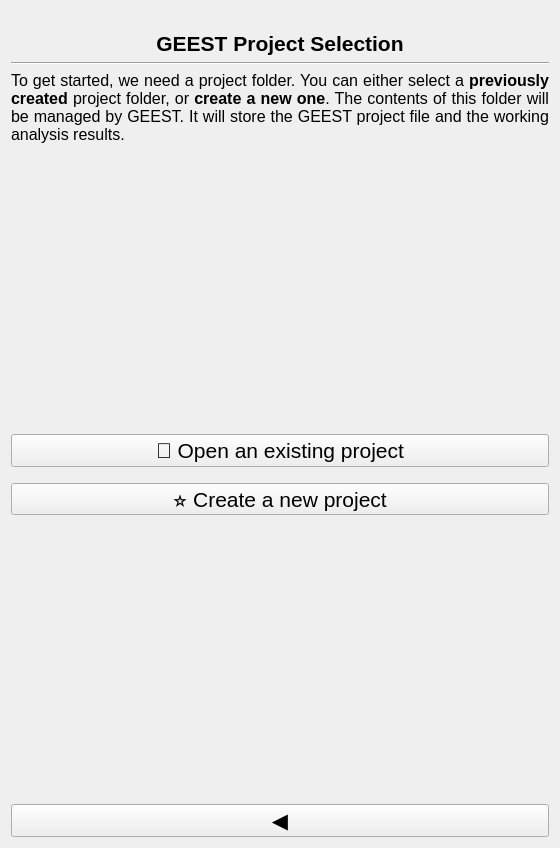
This is geest/ui/setup_panel_base.ui in worldbank/GEEST as Qt 5 draws it before an edit. The edited form follows.
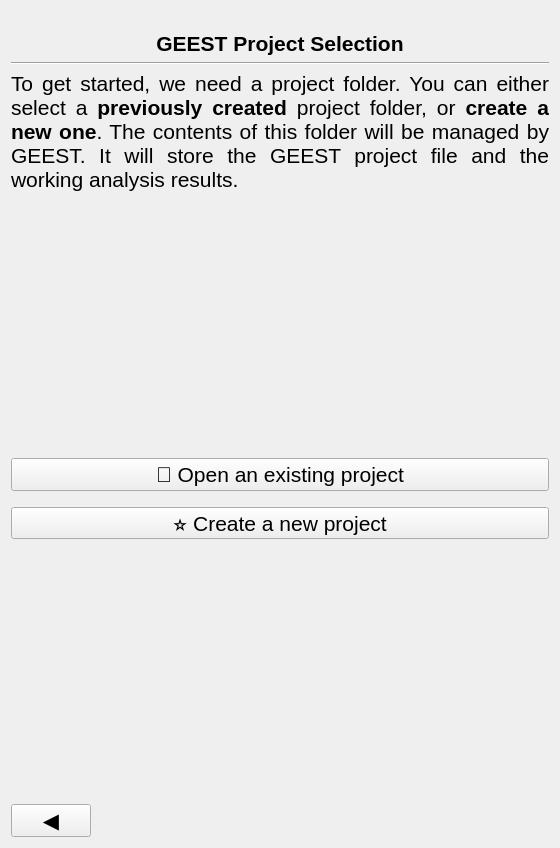
This is the edited form. Icons and pictures are not drawn.

Commit message:
Add Kartoza Logo on about tab Fixes When CRS checkbox is disabled, include a message indicating why #662 Fixes Fix styling #669 Fixes Sometimes switching between opening an existing project folder and the next setup doesn’t work #661
Fixes #660

Diff of the .ui file:
```diff
--- a/geest/ui/setup_panel_base.ui
+++ b/geest/ui/setup_panel_base.ui
@@ -58,7 +58,7 @@
       </font>
      </property>
      <property name="text">
-      <string>&lt;html&gt;&lt;head/&gt;&lt;body&gt;&lt;p&gt;&lt;span style=&quot; font-size:12pt;&quot;&gt;To get started, we need a project folder. You can either select a &lt;/span&gt;&lt;span style=&quot; font-size:12pt; font-weight:600;&quot;&gt;previously created&lt;/span&gt;&lt;span style=&quot; font-size:12pt;&quot;&gt; project folder, or &lt;/span&gt;&lt;span style=&quot; font-size:12pt; font-weight:600;&quot;&gt;create a new one&lt;/span&gt;&lt;span style=&quot; font-size:12pt;&quot;&gt;. The contents of this folder will be managed by GEEST. It will store the GEEST project file and the working analysis results.&lt;/span&gt;&lt;/p&gt;&lt;/body&gt;&lt;/html&gt;</string>
+      <string>&lt;html&gt;&lt;head/&gt;&lt;body&gt;&lt;p&gt;To get started, we need a project folder. You can either select a &lt;span style=&quot; font-weight:600;&quot;&gt;previously created&lt;/span&gt; project folder, or &lt;span style=&quot; font-weight:600;&quot;&gt;create a new one&lt;/span&gt;. The contents of this folder will be managed by GEEST. It will store the GEEST project file and the working analysis results.&lt;/p&gt;&lt;/body&gt;&lt;/html&gt;</string>
      </property>
      <property name="alignment">
       <set>Qt::AlignJustify|Qt::AlignTop</set>
@@ -172,6 +172,19 @@
        </property>
       </widget>
      </item>
+     <item>
+      <spacer name="horizontalSpacer">
+       <property name="orientation">
+        <enum>Qt::Horizontal</enum>
+       </property>
+       <property name="sizeHint" stdset="0">
+        <size>
+         <width>40</width>
+         <height>20</height>
+        </size>
+       </property>
+      </spacer>
+     </item>
     </layout>
    </item>
   </layout>
```
The commit also changes 6 other files.
